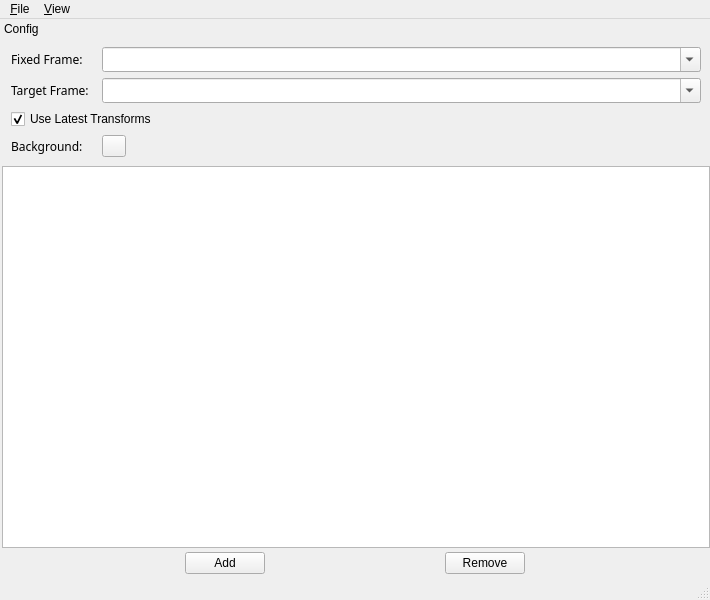
The window that mapviz/src/mapviz.ui (swri-robotics/mapviz) describes before a commit, drawn with Qt 5.
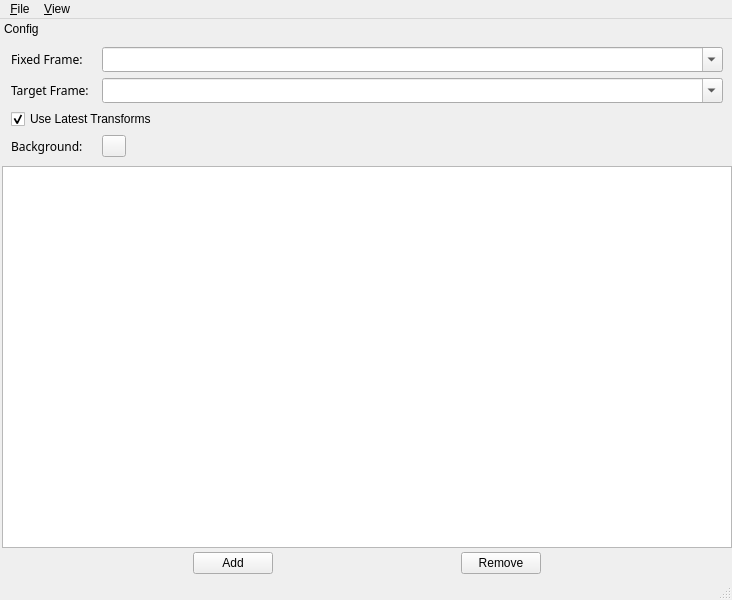
The same window after the commit. Custom widgets are drawn as their Qt base class.

Commit message:
Adding color button widget and updating plugins.
This commit adds a subclass of QPushButton called ColorButton that
implements a widget for displaying and selecting colors.  We've been
doing this manually everywhere with duplicated code.  This is a simple
abstraction but allows us to elminate a lot of duplication, especially
in plugins that have multiple color selections.

Conflicts:
	mapviz_plugins/include/mapviz_plugins/gps_plugin.h
	mapviz_plugins/src/gps_config.ui
	mapviz_plugins/src/gps_plugin.cpp

The edit to the form file:
```diff
--- a/mapviz/src/mapviz.ui
+++ b/mapviz/src/mapviz.ui
@@ -6,7 +6,7 @@
             <rect>
                 <x>0</x>
                 <y>0</y>
-                <width>710</width>
+    <width>732</width>
                 <height>600</height>
             </rect>
         </property>
@@ -33,8 +33,8 @@
                 <rect>
                     <x>0</x>
                     <y>0</y>
-                    <width>710</width>
-                    <height>25</height>
+     <width>732</width>
+     <height>27</height>
                 </rect>
             </property>
             <widget class="QMenu" name="menuFile">
@@ -460,6 +460,11 @@
             <extends>QListWidget</extends>
             <header>mapviz/widgets.h</header>
         </customwidget>
+  <customwidget>
+   <class>mapviz::ColorButton</class>
+   <extends>QPushButton</extends>
+   <header location="global">mapviz/color_button.h</header>
+  </customwidget>
     </customwidgets>
     <tabstops>
         <tabstop>fixedframe</tabstop>
```
Left out of the diff: 22 changed lines with no effect on the pictures. Lines whose indentation alone changed are shown as unchanged. The commit also changes 23 other files.
